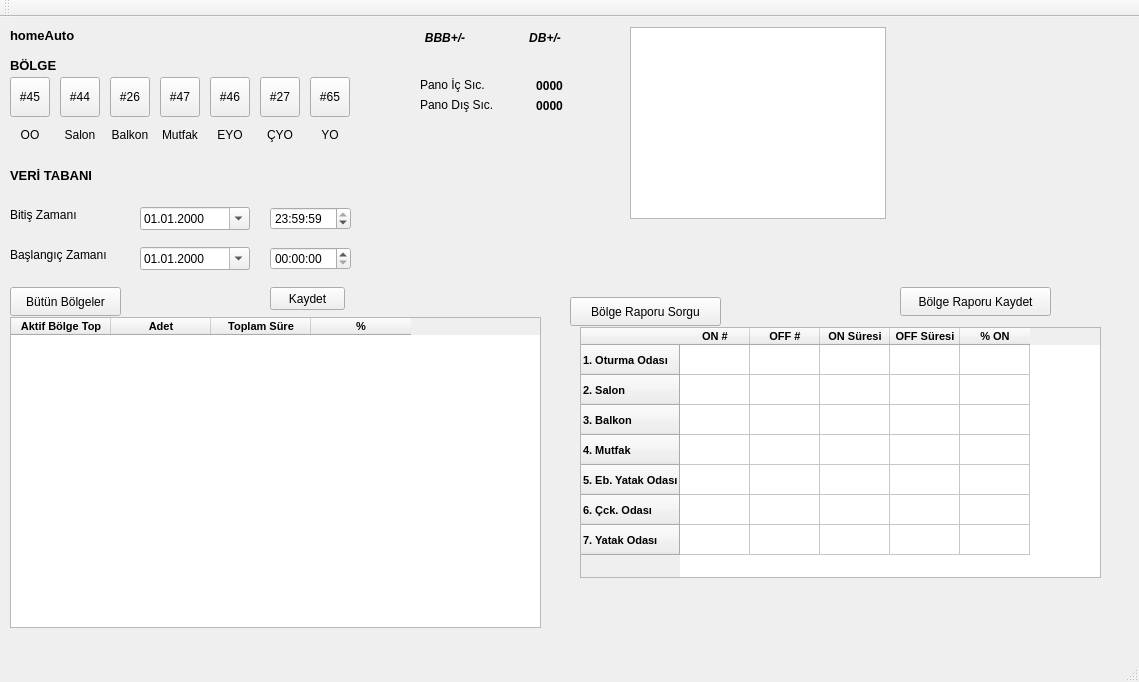
Old version of the form mainwindow.ui in the repository alikanarya/homeAutoGui.
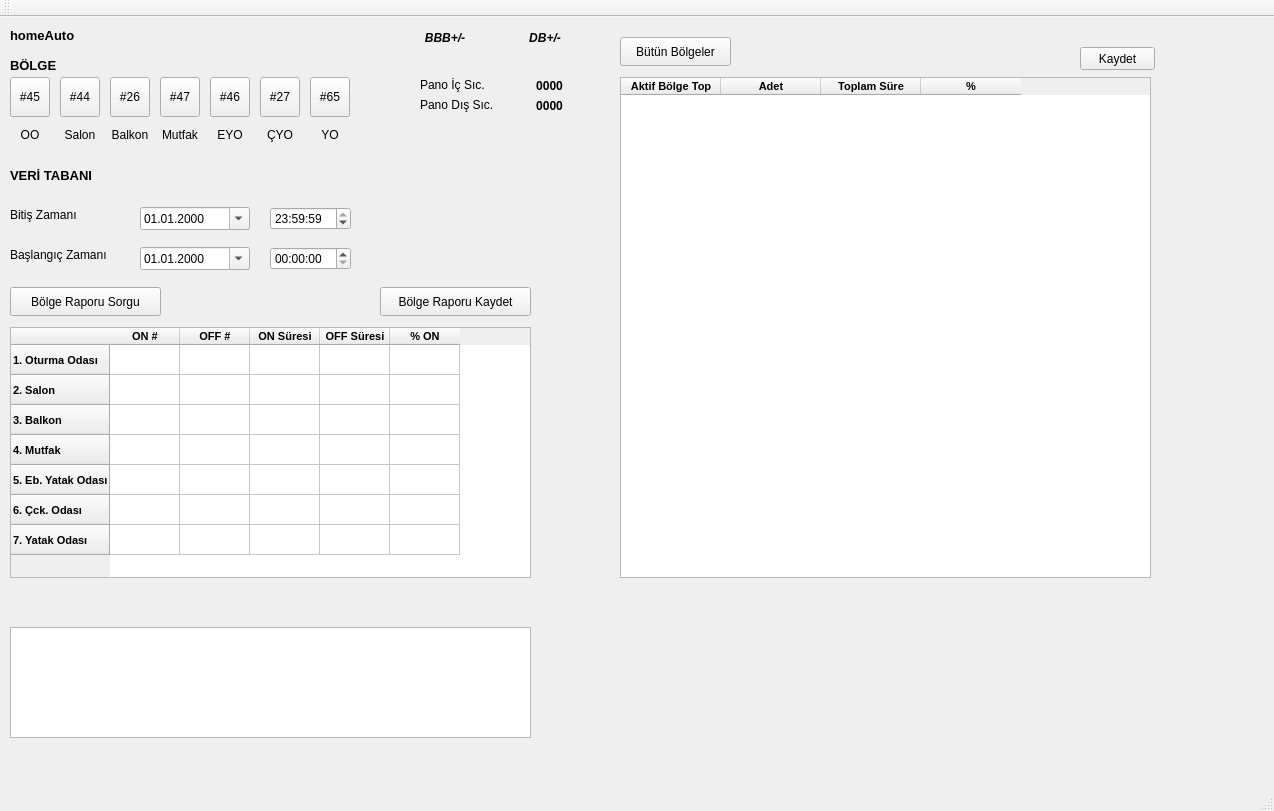
New version of the form.

```diff
--- a/mainwindow.ui
+++ b/mainwindow.ui
@@ -6,8 +6,8 @@
    <rect>
     <x>0</x>
     <y>0</y>
-    <width>1139</width>
-    <height>682</height>
+    <width>1274</width>
+    <height>811</height>
    </rect>
   </property>
   <property name="windowTitle">
@@ -548,8 +548,8 @@
    <widget class="QPushButton" name="pushButton">
     <property name="geometry">
      <rect>
-      <x>10</x>
-      <y>270</y>
+      <x>620</x>
+      <y>20</y>
       <width>111</width>
       <height>29</height>
      </rect>
@@ -561,10 +561,10 @@
    <widget class="QTableWidget" name="tableAllZones">
     <property name="geometry">
      <rect>
-      <x>10</x>
-      <y>300</y>
+      <x>620</x>
+      <y>60</y>
       <width>531</width>
-      <height>311</height>
+      <height>501</height>
      </rect>
     </property>
     <property name="minimumSize">
@@ -637,8 +637,8 @@
    <widget class="QPushButton" name="saveAllZonesButton">
     <property name="geometry">
      <rect>
-      <x>270</x>
-      <y>270</y>
+      <x>1080</x>
+      <y>30</y>
       <width>75</width>
       <height>23</height>
      </rect>
@@ -650,7 +650,7 @@
    <widget class="QTableWidget" name="tableZone">
     <property name="geometry">
      <rect>
-      <x>580</x>
+      <x>10</x>
       <y>310</y>
       <width>521</width>
       <height>251</height>
@@ -813,8 +813,8 @@
    <widget class="QPushButton" name="zoneButton">
     <property name="geometry">
      <rect>
-      <x>570</x>
-      <y>280</y>
+      <x>10</x>
+      <y>270</y>
       <width>151</width>
       <height>29</height>
      </rect>
@@ -826,7 +826,7 @@
    <widget class="QPushButton" name="zoneSaveButton">
     <property name="geometry">
      <rect>
-      <x>900</x>
+      <x>380</x>
       <y>270</y>
       <width>151</width>
       <height>29</height>
@@ -839,10 +839,10 @@
    <widget class="QTextBrowser" name="textBrowser">
     <property name="geometry">
      <rect>
-      <x>630</x>
-      <y>10</y>
-      <width>256</width>
-      <height>192</height>
+      <x>10</x>
+      <y>610</y>
+      <width>521</width>
+      <height>111</height>
      </rect>
     </property>
     <property name="readOnly">
```
Left out of the diff: 2 changed lines with no effect on the pictures.
